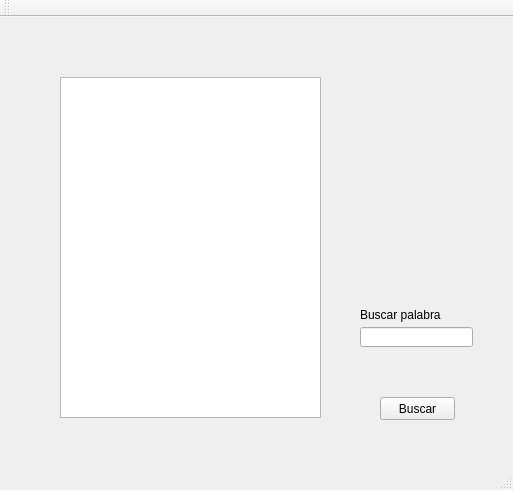
Old version of the form Proyecto/Proyecto/mainwindow.ui in the repository DarkJhair/Fiesta_de_te.
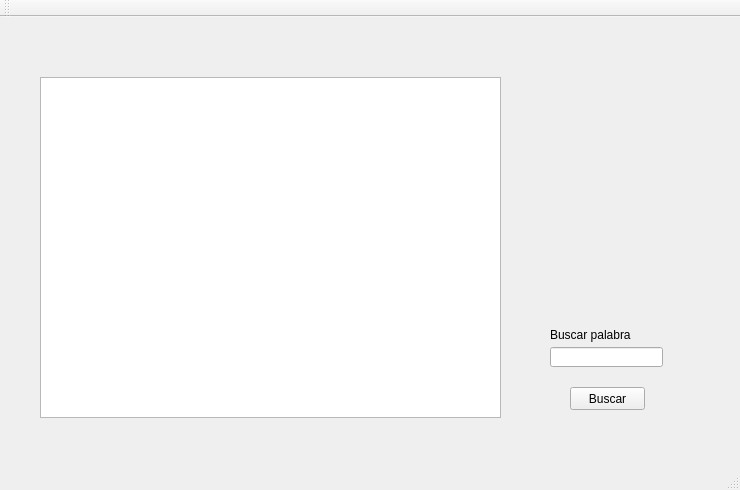
New version of the form. Icons and pictures are not drawn.

The edit to the form file:
```diff
--- a/Proyecto/Proyecto/mainwindow.ui
+++ b/Proyecto/Proyecto/mainwindow.ui
@@ -6,7 +6,7 @@
    <rect>
     <x>0</x>
     <y>0</y>
-    <width>513</width>
+    <width>740</width>
     <height>490</height>
    </rect>
   </property>
@@ -17,8 +17,8 @@
    <widget class="QPushButton" name="pushButtonBuscar">
     <property name="geometry">
      <rect>
-      <x>380</x>
-      <y>380</y>
+      <x>570</x>
+      <y>370</y>
       <width>75</width>
       <height>23</height>
      </rect>
@@ -30,9 +30,9 @@
    <widget class="QTextEdit" name="textEditTweets">
     <property name="geometry">
      <rect>
-      <x>60</x>
+      <x>40</x>
       <y>60</y>
-      <width>261</width>
+      <width>461</width>
       <height>341</height>
      </rect>
     </property>
@@ -40,8 +40,8 @@
    <widget class="QLineEdit" name="lineEditWord">
     <property name="geometry">
      <rect>
-      <x>360</x>
-      <y>310</y>
+      <x>550</x>
+      <y>330</y>
       <width>113</width>
       <height>20</height>
      </rect>
@@ -50,8 +50,8 @@
    <widget class="QLabel" name="label">
     <property name="geometry">
      <rect>
-      <x>360</x>
-      <y>290</y>
+      <x>550</x>
+      <y>310</y>
       <width>81</width>
       <height>16</height>
      </rect>
@@ -60,6 +60,30 @@
      <string>Buscar palabra</string>
     </property>
    </widget>
+   <widget class="QLabel" name="label_2">
+    <property name="geometry">
+     <rect>
+      <x>530</x>
+      <y>100</y>
+      <width>181</width>
+      <height>151</height>
+     </rect>
+    </property>
+    <property name="text">
+     <string/>
+    </property>
+    <property name="pixmap">
+     <pixmap>images/twitterbird.jpg</pixmap>
+    </property>
+    <property name="scaledContents">
+     <bool>true</bool>
+    </property>
+   </widget>
+   <zorder>label_2</zorder>
+   <zorder>pushButtonBuscar</zorder>
+   <zorder>textEditTweets</zorder>
+   <zorder>lineEditWord</zorder>
+   <zorder>label</zorder>
   </widget>
   <widget class="QMenuBar" name="menuBar">
    <property name="geometry">
```
Left out of the diff: 2 changed lines with no effect on the pictures.
